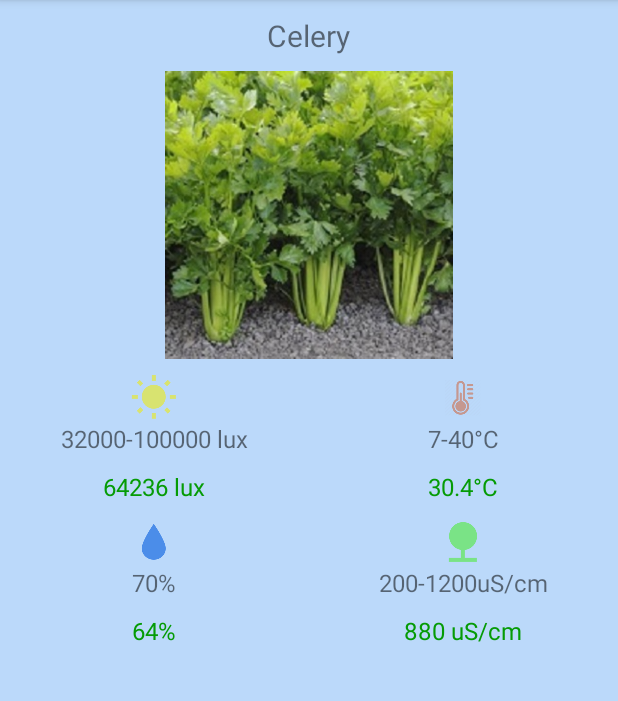
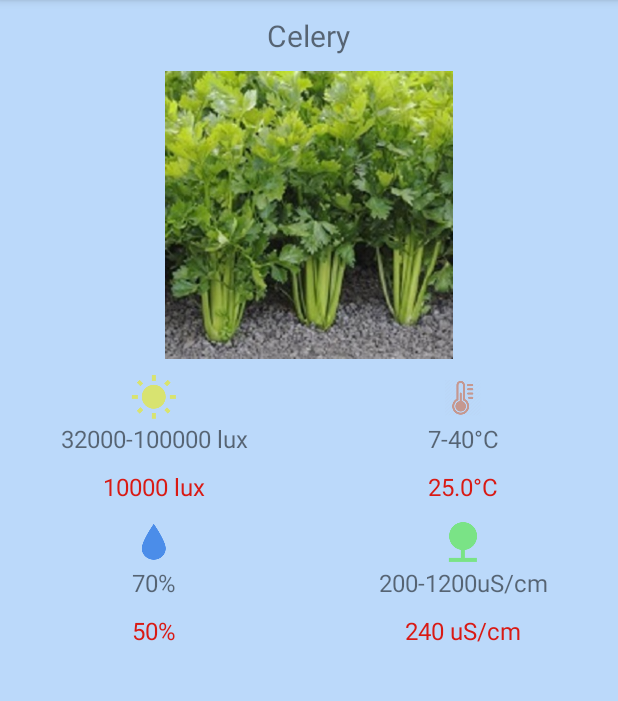
Before and after one commit to TalentBranjerdporn/PlantMonitor, an Android app: the screen it shows after launch (DataActivity), after a tap on "Celery", on a phone screen of 412 x 824 dp, the part 84-785 px from its top. Run offline under Robolectric (Android 15) with nearby library versions, the light colour scheme and no system bars; libraries missing offline, so code that uses them is left out: com.squareup.okhttp; 9 statements that could not run were skipped.

Commit message:
Values sync with online database

```diff
--- a/app/build.gradle
+++ b/app/build.gradle
@@ -27,4 +27,5 @@ dependencies {
     androidTestImplementation 'com.android.support.test.espresso:espresso-core:3.0.1'
     compile 'com.squareup.okhttp:okhttp:2.4.0'
     compile 'com.squareup.okhttp:okhttp-urlconnection:2.2.0'
+    compile 'com.jjoe64:graphview:4.2.1'
 }
--- a/app/src/main/java/talent/plantmonitor/DataActivity.java
+++ b/app/src/main/java/talent/plantmonitor/DataActivity.java
@@ -1,15 +1,26 @@
 package talent.plantmonitor;
 
+import android.app.ProgressDialog;
+import android.os.AsyncTask;
+import android.support.annotation.Nullable;
 import android.support.v4.content.res.ResourcesCompat;
 import android.support.v7.app.AppCompatActivity;
 import android.os.Bundle;
+import android.util.Log;
 import android.widget.ImageView;
 import android.widget.TextView;
+import android.widget.Toast;
 
+import org.json.JSONArray;
+import org.json.JSONException;
+import org.json.JSONObject;
 import org.w3c.dom.Text;
 
 import java.util.Timer;
 import java.util.TimerTask;
+
+import talent.plantmonitor.Model.SensorModel;
+import talent.plantmonitor.parser.JSONParser;
 
 public class DataActivity extends AppCompatActivity {
 
@@ -84,6 +95,17 @@ public class DataActivity extends AppCompatActivity {
         realWater.setText(Integer.toString(DatabaseClass.sensWater) + "%");
         realTemp.setText(Double.toString(DatabaseClass.sensTemp) + "\u00B0C");
         realCond.setText(Integer.toString(DatabaseClass.sensCond) + " uS/cm");
+
+        if (DatabaseClass.sensorModels.size() > 0) {
+            int readLight = DatabaseClass.sensorModels.get(DatabaseClass.sensorModels.size()-1).getLight();
+            int readWater = DatabaseClass.sensorModels.get(DatabaseClass.sensorModels.size()-1).getWater();
+            double readTemp = DatabaseClass.sensorModels.get(DatabaseClass.sensorModels.size()-1).getTemp();
+            int readCond = DatabaseClass.sensorModels.get(DatabaseClass.sensorModels.size()-1).getCond();
+            realLight.setText(Integer.toString(readLight) + " lux");
+            realWater.setText(Integer.toString(readWater) + "%");
+            realTemp.setText(String.format("%.2f\u00B0C", readTemp));
+            realCond.setText(Integer.toString(readCond) + " uS/cm");
+        }
     }
 
     @Override
@@ -99,7 +121,7 @@ public class DataActivity extends AppCompatActivity {
                     }
                 });
             }
-        }, 0, 5000); // updates each 5 secs
+        }, 0, 10000); // updates each 5 secs
     }
 
     @Override
@@ -109,17 +131,121 @@ public class DataActivity extends AppCompatActivity {
     }
 
     private void update() {
-        DatabaseClass.updateReadings();
+        // DatabaseClass.updateReadings();
+        new GetDataTask().execute();
         checkHealth();
+
         realLight.setText(Integer.toString(DatabaseClass.sensLight) + " lux");
         realWater.setText(Integer.toString(DatabaseClass.sensWater) + "%");
         realTemp.setText(Double.toString(DatabaseClass.sensTemp) + "\u00B0C");
         realCond.setText(Integer.toString(DatabaseClass.sensCond) + " uS/cm");
+
+        if (DatabaseClass.sensorModels.size() > 0) {
+            int readLight = DatabaseClass.sensorModels.get(DatabaseClass.sensorModels.size()-1).getLight();
+            int readWater = DatabaseClass.sensorModels.get(DatabaseClass.sensorModels.size()-1).getWater();
+            double readTemp = DatabaseClass.sensorModels.get(DatabaseClass.sensorModels.size()-1).getTemp();
+            int readCond = DatabaseClass.sensorModels.get(DatabaseClass.sensorModels.size()-1).getCond();
+            realLight.setText(Integer.toString(readLight) + " lux");
+            realWater.setText(Integer.toString(readWater) + "%");
+            realTemp.setText(String.format("%.2f\u00B0C", readTemp));
+            realCond.setText(Integer.toString(readCond) + " uS/cm");
+        }
+    }
+
+    class GetDataTask extends AsyncTask<Void, Void, Void> {
+
+        ProgressDialog dialog;
+        int jIndex;
+        int x;
+
+        @Override
+        protected void onPreExecute() {
+            super.onPreExecute();
+
+            x = DatabaseClass.sensorModels.size();
+
+            if(x==0)
+                jIndex=0;
+            else
+                jIndex=x;
+
+            Log.d("DataTask","Made it here");
+        }
+
+        @Nullable
+        @Override
+        protected Void doInBackground(Void... params) {
+            JSONObject jsonObject = JSONParser.getDataFromWeb();
+
+            Log.d("DataTask","DoInBackground");
+
+            try {
+                if (jsonObject != null) {
+                    /**
+                     * Check Length...
+                     */
+                    if(jsonObject.length() > 0) {
+                        /**
+                         * Getting Array named "contacts" From MAIN Json Object
+                         */
+                        JSONArray array = jsonObject.getJSONArray(DatabaseClass.KEY_SHEET);
+
+                        /**
+                         * Check Length of Array...
+                         */
+                        int lenArray = array.length();
+
+                        Log.d(JSONParser.TAG, "doInBackground: length = " + lenArray + " jIndex = " + jIndex);
+                        if(lenArray > 0) {
+                            for( ; jIndex < lenArray; jIndex++) {
+                                JSONObject innerObject = array.getJSONObject(jIndex);
+                                int time = innerObject.getInt(DatabaseClass.KEY_TIME);
+                                int light = innerObject.getInt(DatabaseClass.KEY_LIGHT);
+                                int water = innerObject.getInt(DatabaseClass.KEY_WATER);
+                                double temp = innerObject.getDouble(DatabaseClass.KEY_TEMP);
+                                int cond = innerObject.getInt(DatabaseClass.KEY_COND);
+
+                                SensorModel model = new SensorModel();
+                                model.setTime(time);
+                                model.setLight(light);
+                                model.setWater(water);
+                                model.setTemp(temp);
+                                model.setCond(cond);
+
+                                Log.d(JSONParser.TAG, "doInBackground:" + model);
+
+                                DatabaseClass.sensorModels.add(model);
+                            }
+                        }
+                    }
+                } else {
+
+                }
+            } catch (JSONException je) {
+                Log.i(JSONParser.TAG, "" + je.getLocalizedMessage());
+            }
+            return null;
+        }
+
+        @Override
+        protected void onPostExecute(Void aVoid) {
+            super.onPostExecute(aVoid);
+            /**
+             * Checking if List size if more than zero then
+             * Update ListView
+             */
+            if(DatabaseClass.sensorModels.size() > 0) {
+                //Toast.makeText(MainActivity.this, "Success", Toast.LENGTH_SHORT).show();
+                Log.d(JSONParser.TAG, "onPostExecute: " + DatabaseClass.sensorModels.get(DatabaseClass.sensorModels.size()-1).getLight());
+            } else {
+                //Toast.makeText(MainActivity.this, "None", Toast.LENGTH_SHORT).show();
+            }
+        }
     }
 
     private void checkHealth() {
 
-        int light = DatabaseClass.sensLight;
+        int light = DatabaseClass.getLastModel().getLight();
         int lightLevel = DatabaseClass.levelLight[plant];
         int minLight = 10000;
         int maxLight = 20000;
@@ -147,7 +273,7 @@ public class DataActivity extends AppCompatActivity {
             realLight.setTextColor(getResources().getColor(R.color.green));
         }
 
-        int water = DatabaseClass.sensWater;
+        int water = DatabaseClass.getLastModel().getWater();
         int optWater = DatabaseClass.soilWater[plant];
         if (optWater - 10 > water) {
             realWater.setTextColor(ResourcesCompat.getColor(getResources(), R.color.red, null));
@@ -157,7 +283,7 @@ public class DataActivity extends AppCompatActivity {
             realWater.setTextColor(getResources().getColor(R.color.green));
         }
 
-        double temp = DatabaseClass.sensTemp;
+        double temp = DatabaseClass.getLastModel().getTemp();
         int minTemp = DatabaseClass.minTemps[plant];
         int maxTemp = DatabaseClass.maxTemps[plant];
         if (minTemp > temp) {
@@ -168,7 +294,7 @@ public class DataActivity extends AppCompatActivity {
             realTemp.setTextColor(getResources().getColor(R.color.green));
         }
 
-        int cond = DatabaseClass.sensCond;
+        int cond = DatabaseClass.getLastModel().getCond();
         if (200 > cond) {
             realCond.setTextColor(ResourcesCompat.getColor(getResources(), R.color.red, null));
         } else if (1200 < cond) {
--- a/app/src/main/java/talent/plantmonitor/DatabaseClass.java
+++ b/app/src/main/java/talent/plantmonitor/DatabaseClass.java
@@ -1,23 +1,38 @@
 package talent.plantmonitor;
 
+import java.util.ArrayList;
 import java.util.Random;
+
+import talent.plantmonitor.Model.SensorModel;
 
 /**
  * Created by Talent on 8/10/2017.
+ *
+ * A possibly temporary class to handle global changes and database related information
  */
 
-public class DatabaseClass {
+class DatabaseClass {
 
-    public static int sensLight = 10000;
-    public static int sensWater = 50;
-    public static double sensTemp = 25;
-    public static int sensCond = 240;
+    static int sensLight = 10000;
+    static int sensWater = 50;
+    static double sensTemp = 25;
+    static int sensCond = 240;
 
-    public static final String KEY_CONTACTS = "Sheet1";
-    public static final String KEY_NAME = "Column_1";
-    public static final String KEY_COUNTRY = "Column_2";
+    static final String KEY_SHEET = "Sheet1";
+    static final String KEY_TIME = "Time";
+    static final String KEY_LIGHT = "Light";
+    static final String KEY_WATER = "Moisture";
+    static final String KEY_TEMP = "Temperature";
+    static final String KEY_COND = "Conductivity";
 
-    public static void updateReadings() {
+    static ArrayList<SensorModel> sensorModels;
+
+    static SensorModel getLastModel() {
+        SensorModel model = sensorModels.get(sensorModels.size()-1);
+        return model;
+    }
+
+    static void updateReadings() {
         Random rnd = new Random();
         sensLight = rnd.nextInt(100000);
         sensWater = rnd.nextInt(100);
@@ -25,7 +40,7 @@ public class DatabaseClass {
         sensCond = rnd.nextInt(1500);
     }
 
-    public final static String plantNames[] = {
+    final static String plantNames[] = {
             "Tomato",
             "Lettuce",
             "Brocolli",
@@ -38,7 +53,7 @@ public class DatabaseClass {
             "Pumpkin"
     };
 
-    public final static int plantImg[] = {
+    final static int plantImg[] = {
             R.drawable.img_tomato,
             R.drawable.img_lettuce,
             R.drawable.img_broccoli,
@@ -51,7 +66,7 @@ public class DatabaseClass {
             R.drawable.img_pumpkin
     };
 
-    public final static int minTemps[] = {
+    final static int minTemps[] = {
             10,
             7,
             10,
@@ -64,7 +79,7 @@ public class DatabaseClass {
             10
     };
 
-    public final static int maxTemps[] = {
+    final static int maxTemps[] = {
             30,
             25,
             30,
@@ -77,7 +92,7 @@ public class DatabaseClass {
             30
     };
 
-    public final static int soilWater[] = {
+    final static int soilWater[] = {
             50,
             60,
             70,
@@ -90,7 +105,7 @@ public class DatabaseClass {
             40
     };
 
-    public final static int levelLight[] = {
+    final static int levelLight[] = {
             5,
             5,
             5,
--- a/app/src/main/java/talent/plantmonitor/MainActivity.java
+++ b/app/src/main/java/talent/plantmonitor/MainActivity.java
@@ -24,6 +24,7 @@ import org.json.JSONArray;
 import org.json.JSONException;
 import org.json.JSONObject;
 
+import talent.plantmonitor.Model.SensorModel;
 import talent.plantmonitor.parser.JSONParser;
 
 public class MainActivity extends AppCompatActivity {
@@ -42,10 +43,6 @@ public class MainActivity extends AppCompatActivity {
 
     // Timer for updating
     private Timer autoUpdate;
-
-    // list for reading data from database
-    private ArrayList<String> list1;
-    private ArrayList<String> list2;
 
     @Override
     protected void onCreate(Bundle savedInstanceState) {
@@ -79,9 +76,9 @@ public class MainActivity extends AppCompatActivity {
         temp.setText("26.8");
         cond.setText("236uS/cm");
 
-        list1 = new ArrayList<String>();
-        list2 = new ArrayList<String>();
-        new GetDataTask().execute();
+        DatabaseClass.sensorModels = new ArrayList<SensorModel>();
+
+//        new GetDataTask().execute();
     }
 
     @Override
@@ -97,7 +94,7 @@ public class MainActivity extends AppCompatActivity {
                     }
                 });
             }
-        }, 0, 5000); // updates each 5 secs
+        }, 0, 10000); // updates each 5 secs
     }
 
     @Override
@@ -107,11 +104,23 @@ public class MainActivity extends AppCompatActivity {
     }
 
     private void update() {
-        DatabaseClass.updateReadings();
+        //DatabaseClass.updateReadings();
+        new GetDataTask().execute();
         light.setText(Integer.toString(DatabaseClass.sensLight) + " lux");
         water.setText(Integer.toString(DatabaseClass.sensWater) + "%");
         temp.setText(Double.toString(DatabaseClass.sensTemp) + "\u00B0C");
         cond.setText(Integer.toString(DatabaseClass.sensCond) + " uS/cm");
+
+        if (DatabaseClass.sensorModels.size() > 0) {
+            int readLight = DatabaseClass.sensorModels.get(DatabaseClass.sensorModels.size()-1).getLight();
+            int readWater = DatabaseClass.sensorModels.get(DatabaseClass.sensorModels.size()-1).getWater();
+            double readTemp = DatabaseClass.sensorModels.get(DatabaseClass.sensorModels.size()-1).getTemp();
+            int readCond = DatabaseClass.sensorModels.get(DatabaseClass.sensorModels.size()-1).getCond();
+            light.setText(Integer.toString(readLight) + " lux");
+            water.setText(Integer.toString(readWater) + "%");
+            temp.setText(String.format("%.2f\u00B0C", readTemp));
+            cond.setText(Integer.toString(readCond) + " uS/cm");
+        }
     }
 
     /**
@@ -121,14 +130,13 @@ public class MainActivity extends AppCompatActivity {
 
         ProgressDialog dialog;
         int jIndex;
-        int x,y;
+        int x;
 
         @Override
         protected void onPreExecute() {
             super.onPreExecute();
 
-            x = list1.size();
-            y = list2.size();
+            x = DatabaseClass.sensorModels.size();
 
             if(x==0)
                 jIndex=0;
@@ -154,50 +162,33 @@ public class MainActivity extends AppCompatActivity {
                         /**
                          * Getting Array named "contacts" From MAIN Json Object
                          */
-                        JSONArray array = jsonObject.getJSONArray(DatabaseClass.KEY_CONTACTS);
+                        JSONArray array = jsonObject.getJSONArray(DatabaseClass.KEY_SHEET);
 
                         /**
                          * Check Length of Array...
                          */
+                        int lenArray = array.length();
 
-
-                        int lenArray = array.length();
+                        Log.d(JSONParser.TAG, "doInBackground: length = " + lenArray + " jIndex = " + jIndex);
                         if(lenArray > 0) {
                             for( ; jIndex < lenArray; jIndex++) {
+                                JSONObject innerObject = array.getJSONObject(jIndex);
+                                int time = innerObject.getInt(DatabaseClass.KEY_TIME);
+                                int light = innerObject.getInt(DatabaseClass.KEY_LIGHT);
+                                int water = innerObject.getInt(DatabaseClass.KEY_WATER);
+                                double temp = innerObject.getDouble(DatabaseClass.KEY_TEMP);
+                                int cond = innerObject.getInt(DatabaseClass.KEY_COND);
 
-                                /**
-                                 * Creating Every time New Object
-                                 * and
-                                 * Adding into List
-                                 */
-                                //MyDataModel model = new MyDataModel();
+                                SensorModel model = new SensorModel();
+                                model.setTime(time);
+                                model.setLight(light);
+                                model.setWater(water);
+                                model.setTemp(temp);
+                                model.setCond(cond);
 
-                                /**
-                                 * Getting Inner Object from contacts array...
-                                 * and
-                                 * From that We will get Name of that Contact
-                                 *
-                                 */
-                                JSONObject innerObject = array.getJSONObject(jIndex);
-                                String name = innerObject.getString(DatabaseClass.KEY_NAME);
-                                String country = innerObject.getString(DatabaseClass.KEY_COUNTRY);
+                                Log.d(JSONParser.TAG, "doInBackground:" + model);
 
-                                Log.d("datatask", "doInBackground:" + name + " - " + country);
-
-                                /**
-                                 * Getting Object from Object "phone"
-                                 */
-                                //JSONObject phoneObject = innerObject.getJSONObject(Keys.KEY_PHONE);
-                                //String phone = phoneObject.getString(Keys.KEY_MOBILE);
-
-//                                model.setName(name);
-//                                model.setCountry(country);
-
-                                /**
-                                 * Adding name and phone concatenation in List...
-                                 */
-                                list1.add(name);
-                                list2.add(country);
+                                DatabaseClass.sensorModels.add(model);
                             }
                         }
                     }
@@ -217,10 +208,11 @@ public class MainActivity extends AppCompatActivity {
              * Checking if List size if more than zero then
              * Update ListView
              */
-            if(list1.size() > 0) {
-                Toast.makeText(MainActivity.this, list1.get(0), Toast.LENGTH_SHORT).show();
+            if(DatabaseClass.sensorModels.size() > 0) {
+                //Toast.makeText(MainActivity.this, "Success", Toast.LENGTH_SHORT).show();
+                Log.d(JSONParser.TAG, "onPostExecute: " + DatabaseClass.sensorModels.get(DatabaseClass.sensorModels.size()-1).getLight());
             } else {
-                Toast.makeText(MainActivity.this, "None", Toast.LENGTH_SHORT).show();
+                //Toast.makeText(MainActivity.this, "None", Toast.LENGTH_SHORT).show();
             }
         }
     }
```
Also changed, not shown: app/src/main/java/talent/plantmonitor/Model/SensorModel.java (added, +61 -0 lines).
